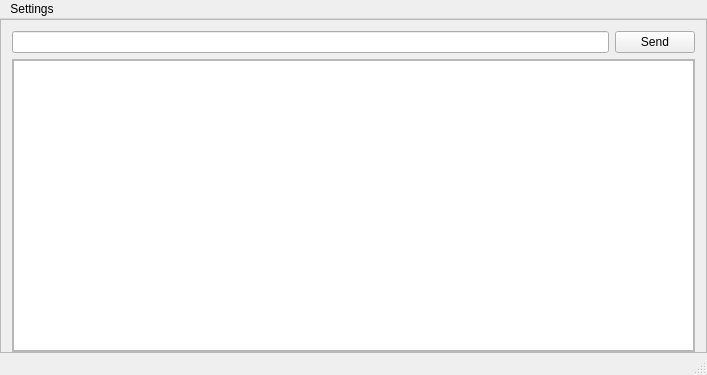
The window that forms/mainwindow.ui (tlewiscpp/QSerialTerminal) describes before a commit, drawn with Qt 5.
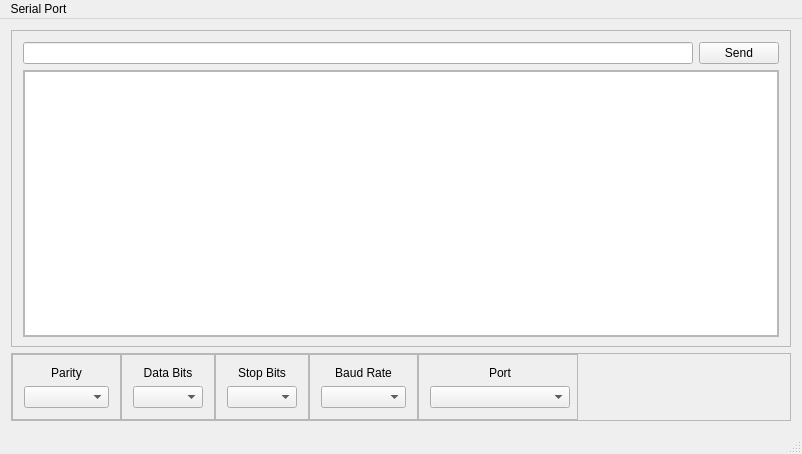
The same window after the commit. Custom widgets are drawn as their Qt base class.

Commit message: Removed silly separate settings dialog and integrated them to below the serial terminal

Diff of the .ui file:
```diff
--- a/forms/mainwindow.ui
+++ b/forms/mainwindow.ui
@@ -6,8 +6,8 @@
    <rect>
     <x>0</x>
     <y>0</y>
-    <width>707</width>
-    <height>375</height>
+    <width>802</width>
+    <height>454</height>
    </rect>
   </property>
   <property name="sizePolicy">
@@ -26,19 +26,7 @@
    <string>MainWindow</string>
   </property>
   <widget class="QWidget" name="centralWidget">
-   <layout class="QGridLayout" name="parentGridLayout">
-    <property name="leftMargin">
-     <number>0</number>
-    </property>
-    <property name="topMargin">
-     <number>0</number>
-    </property>
-    <property name="rightMargin">
-     <number>0</number>
-    </property>
-    <property name="bottomMargin">
-     <number>0</number>
-    </property>
+   <layout class="QGridLayout" name="gridLayout">
     <item row="0" column="0">
      <widget class="QFrame" name="frame">
       <property name="frameShape">
@@ -49,7 +37,7 @@
       </property>
       <layout class="QGridLayout" name="mainFrame">
        <property name="bottomMargin">
-        <number>0</number>
+        <number>9</number>
        </property>
        <item row="0" column="0">
         <widget class="CustomLineEdit" name="sendBox"/>
@@ -74,8 +62,8 @@
            <rect>
             <x>0</x>
             <y>0</y>
-            <width>685</width>
-            <height>291</height>
+            <width>762</width>
+            <height>275</height>
            </rect>
           </property>
           <layout class="QGridLayout" name="scrollAreaGridLayout">
@@ -95,7 +83,14 @@
             <number>0</number>
            </property>
            <item row="0" column="0">
-            <widget class="QTextBrowser" name="terminal"/>
+            <widget class="QTextBrowser" name="terminal">
+             <property name="minimumSize">
+              <size>
+               <width>0</width>
+               <height>0</height>
+              </size>
+             </property>
+            </widget>
            </item>
           </layout>
          </widget>
@@ -104,6 +99,348 @@
       </layout>
      </widget>
     </item>
+    <item row="1" column="0">
+     <widget class="QFrame" name="settingsFrame">
+      <property name="frameShape">
+       <enum>QFrame::StyledPanel</enum>
+      </property>
+      <property name="frameShadow">
+       <enum>QFrame::Raised</enum>
+      </property>
+      <layout class="QHBoxLayout" name="settingsLayout">
+       <property name="spacing">
+        <number>0</number>
+       </property>
+       <property name="leftMargin">
+        <number>0</number>
+       </property>
+       <property name="topMargin">
+        <number>0</number>
+       </property>
+       <property name="rightMargin">
+        <number>0</number>
+       </property>
+       <property name="bottomMargin">
+        <number>0</number>
+       </property>
+       <item>
+        <widget class="QFrame" name="parityFrame">
+         <property name="minimumSize">
+          <size>
+           <width>85</width>
+           <height>0</height>
+          </size>
+         </property>
+         <property name="maximumSize">
+          <size>
+           <width>150</width>
+           <height>16777215</height>
+          </size>
+         </property>
+         <property name="frameShape">
+          <enum>QFrame::StyledPanel</enum>
+         </property>
+         <property name="frameShadow">
+          <enum>QFrame::Raised</enum>
+         </property>
+         <layout class="QVBoxLayout" name="parityLayout">
+          <item>
+           <widget class="QLabel" name="parityLabel">
+            <property name="minimumSize">
+             <size>
+              <width>85</width>
+              <height>0</height>
+             </size>
+            </property>
+            <property name="maximumSize">
+             <size>
+              <width>150</width>
+              <height>16777215</height>
+             </size>
+            </property>
+            <property name="text">
+             <string>Parity</string>
+            </property>
+            <property name="alignment">
+             <set>Qt::AlignCenter</set>
+            </property>
+           </widget>
+          </item>
+          <item>
+           <widget class="QComboBox" name="parityComboBox">
+            <property name="minimumSize">
+             <size>
+              <width>85</width>
+              <height>0</height>
+             </size>
+            </property>
+            <property name="maximumSize">
+             <size>
+              <width>100</width>
+              <height>16777215</height>
+             </size>
+            </property>
+            <property name="insertPolicy">
+             <enum>QComboBox::InsertAlphabetically</enum>
+            </property>
+            <property name="sizeAdjustPolicy">
+             <enum>QComboBox::AdjustToMinimumContentsLength</enum>
+            </property>
+            <property name="duplicatesEnabled">
+             <bool>false</bool>
+            </property>
+           </widget>
+          </item>
+         </layout>
+        </widget>
+       </item>
+       <item>
+        <widget class="QFrame" name="dataBitsFrame">
+         <property name="maximumSize">
+          <size>
+           <width>100</width>
+           <height>16777215</height>
+          </size>
+         </property>
+         <property name="frameShape">
+          <enum>QFrame::StyledPanel</enum>
+         </property>
+         <property name="frameShadow">
+          <enum>QFrame::Raised</enum>
+         </property>
+         <layout class="QVBoxLayout" name="dataBitsLayout">
+          <item>
+           <widget class="QLabel" name="settingsSpacer">
+            <property name="maximumSize">
+             <size>
+              <width>100</width>
+              <height>16777215</height>
+             </size>
+            </property>
+            <property name="text">
+             <string>Data Bits</string>
+            </property>
+            <property name="alignment">
+             <set>Qt::AlignCenter</set>
+            </property>
+           </widget>
+          </item>
+          <item>
+           <widget class="QComboBox" name="dataBitsComboBox">
+            <property name="minimumSize">
+             <size>
+              <width>70</width>
+              <height>0</height>
+             </size>
+            </property>
+            <property name="maximumSize">
+             <size>
+              <width>100</width>
+              <height>16777215</height>
+             </size>
+            </property>
+            <property name="sizeAdjustPolicy">
+             <enum>QComboBox::AdjustToMinimumContentsLength</enum>
+            </property>
+           </widget>
+          </item>
+         </layout>
+        </widget>
+       </item>
+       <item>
+        <widget class="QFrame" name="stopBitsFrame">
+         <property name="maximumSize">
+          <size>
+           <width>100</width>
+           <height>16777215</height>
+          </size>
+         </property>
+         <property name="frameShape">
+          <enum>QFrame::StyledPanel</enum>
+         </property>
+         <property name="frameShadow">
+          <enum>QFrame::Raised</enum>
+         </property>
+         <layout class="QVBoxLayout" name="stopBitsLayout">
+          <item>
+           <widget class="QLabel" name="stopBitsLabel">
+            <property name="maximumSize">
+             <size>
+              <width>100</width>
+              <height>16777215</height>
+             </size>
+            </property>
+            <property name="text">
+             <string>Stop Bits</string>
+            </property>
+            <property name="alignment">
+             <set>Qt::AlignCenter</set>
+            </property>
+           </widget>
+          </item>
+          <item>
+           <widget class="QComboBox" name="stopBitsComboBox">
+            <property name="minimumSize">
+             <size>
+              <width>70</width>
+              <height>0</height>
+             </size>
+            </property>
+            <property name="maximumSize">
+             <size>
+              <width>100</width>
+              <height>16777215</height>
+             </size>
+            </property>
+            <property name="sizeAdjustPolicy">
+             <enum>QComboBox::AdjustToMinimumContentsLength</enum>
+            </property>
+           </widget>
+          </item>
+         </layout>
+        </widget>
+       </item>
+       <item>
+        <widget class="QFrame" name="baudRateFrame">
+         <property name="maximumSize">
+          <size>
+           <width>150</width>
+           <height>16777215</height>
+          </size>
+         </property>
+         <property name="frameShape">
+          <enum>QFrame::StyledPanel</enum>
+         </property>
+         <property name="frameShadow">
+          <enum>QFrame::Raised</enum>
+         </property>
+         <layout class="QVBoxLayout" name="baudRateLayout">
+          <item>
+           <widget class="QLabel" name="baudRateLabel">
+            <property name="minimumSize">
+             <size>
+              <width>70</width>
+              <height>0</height>
+             </size>
+            </property>
+            <property name="maximumSize">
+             <size>
+              <width>100</width>
+              <height>16777215</height>
+             </size>
+            </property>
+            <property name="text">
+             <string>Baud Rate</string>
+            </property>
+            <property name="alignment">
+             <set>Qt::AlignCenter</set>
+            </property>
+           </widget>
+          </item>
+          <item>
+           <widget class="QComboBox" name="baudRateComboBox">
+            <property name="minimumSize">
+             <size>
+              <width>85</width>
+              <height>0</height>
+             </size>
+            </property>
+            <property name="maximumSize">
+             <size>
+              <width>100</width>
+              <height>16777215</height>
+             </size>
+            </property>
+            <property name="sizeAdjustPolicy">
+             <enum>QComboBox::AdjustToMinimumContentsLength</enum>
+            </property>
+           </widget>
+          </item>
+         </layout>
+        </widget>
+       </item>
+       <item>
+        <widget class="QFrame" name="portFrame">
+         <property name="minimumSize">
+          <size>
+           <width>100</width>
+           <height>0</height>
+          </size>
+         </property>
+         <property name="maximumSize">
+          <size>
+           <width>160</width>
+           <height>16777215</height>
+          </size>
+         </property>
+         <property name="frameShape">
+          <enum>QFrame::StyledPanel</enum>
+         </property>
+         <property name="frameShadow">
+          <enum>QFrame::Raised</enum>
+         </property>
+         <layout class="QVBoxLayout" name="portLayout">
+          <item>
+           <widget class="QLabel" name="portNameLabel">
+            <property name="minimumSize">
+             <size>
+              <width>140</width>
+              <height>0</height>
+             </size>
+            </property>
+            <property name="text">
+             <string>Port</string>
+            </property>
+            <property name="alignment">
+             <set>Qt::AlignCenter</set>
+            </property>
+           </widget>
+          </item>
+          <item>
+           <widget class="QComboBox" name="portNameComboBox">
+            <property name="minimumSize">
+             <size>
+              <width>140</width>
+              <height>0</height>
+             </size>
+            </property>
+            <property name="sizeAdjustPolicy">
+             <enum>QComboBox::AdjustToMinimumContentsLength</enum>
+            </property>
+           </widget>
+          </item>
+         </layout>
+        </widget>
+       </item>
+       <item>
+        <spacer name="horizontalSpacer_2">
+         <property name="orientation">
+          <enum>Qt::Horizontal</enum>
+         </property>
+         <property name="sizeHint" stdset="0">
+          <size>
+           <width>40</width>
+           <height>20</height>
+          </size>
+         </property>
+        </spacer>
+       </item>
+       <item>
+        <spacer name="horizontalSpacer">
+         <property name="orientation">
+          <enum>Qt::Horizontal</enum>
+         </property>
+         <property name="sizeHint" stdset="0">
+          <size>
+           <width>40</width>
+           <height>20</height>
+          </size>
+         </property>
+        </spacer>
+       </item>
+      </layout>
+     </widget>
+    </item>
    </layout>
   </widget>
   <widget class="QMenuBar" name="menuBar">
@@ -111,17 +448,17 @@
     <rect>
      <x>0</x>
      <y>0</y>
-     <width>707</width>
-     <height>20</height>
+     <width>802</width>
+     <height>19</height>
     </rect>
    </property>
-   <widget class="QMenu" name="menuSettings">
+   <widget class="QMenu" name="menuSerialPort">
     <property name="title">
-     <string>Settings</string>
+     <string>Serial Port</string>
     </property>
     <addaction name="actionPortSettings"/>
    </widget>
-   <addaction name="menuSettings"/>
+   <addaction name="menuSerialPort"/>
   </widget>
   <widget class="QStatusBar" name="statusBar"/>
   <action name="actionPortSettings">
```
Left out of the diff: 23 changed lines with no effect on the pictures. The commit also changes 11 other files.
